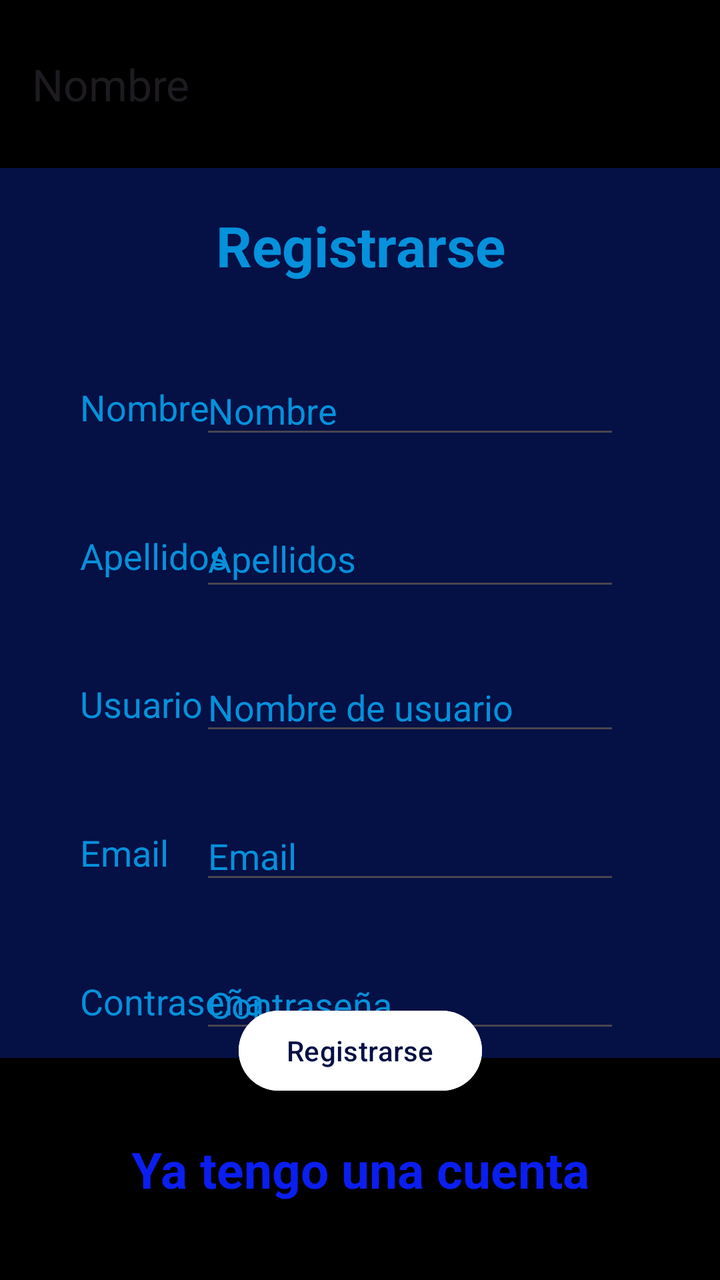
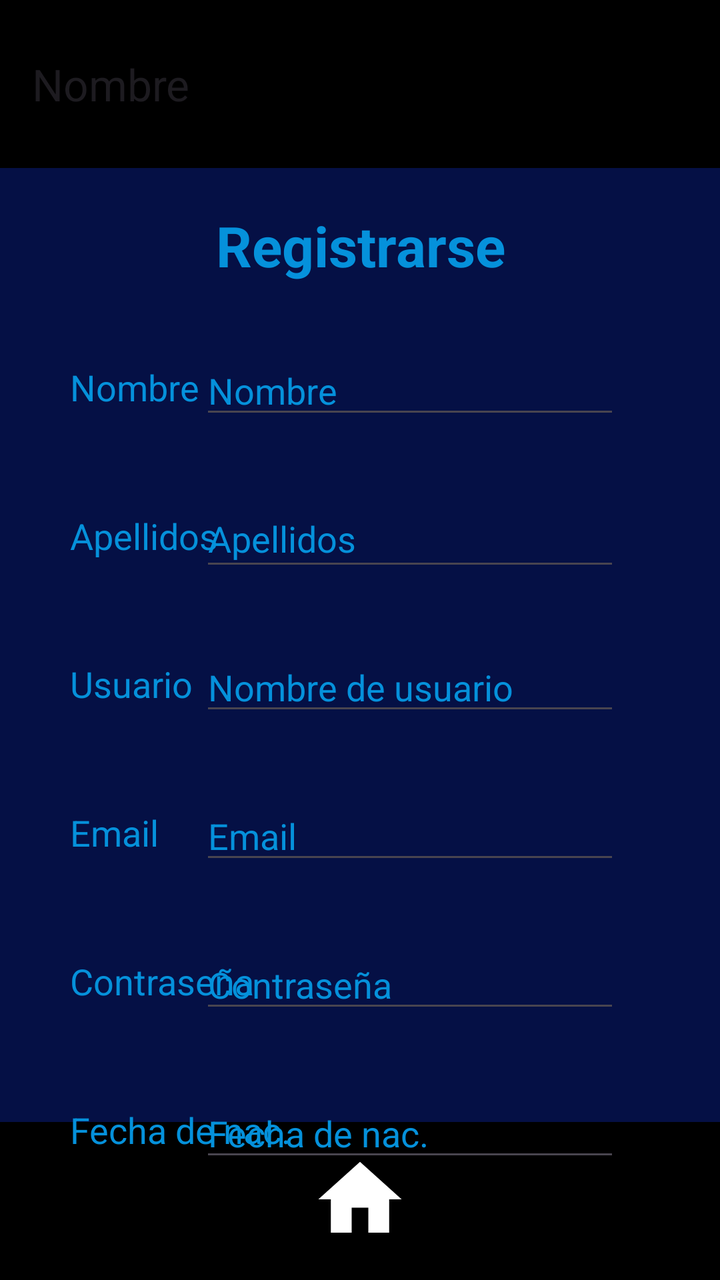

Compare the two renders of this Android layout. The source of the first and the diff that turns it into the second are given below.
<!-- AndroidManifest.xml: application theme Theme.Proyecto -->
<!-- res/layout/activity_registro.xml -->
<?xml version="1.0" encoding="utf-8"?>
<androidx.constraintlayout.widget.ConstraintLayout xmlns:android="http://schemas.android.com/apk/res/android"
    xmlns:app="http://schemas.android.com/apk/res-auto"
    xmlns:tools="http://schemas.android.com/tools"
    android:id="@+id/main"
    android:layout_width="match_parent"
    android:layout_height="match_parent"
    android:background="@color/Azul_Marino"
    tools:context=".RegistroActivity">

    <androidx.appcompat.widget.Toolbar
        android:id="@+id/toolbar2"
        android:layout_width="0dp"
        android:layout_height="111dp"
        android:background="@color/Negro"
        android:minHeight="?attr/actionBarSize"
        android:theme="?attr/actionBarTheme"
        app:layout_constraintBottom_toBottomOf="parent"
        app:layout_constraintEnd_toEndOf="parent"
        app:layout_constraintHorizontal_bias="0.0"
        app:layout_constraintStart_toStartOf="parent" />

    <TextView
        android:id="@+id/tenerCuentaReg"
        android:layout_width="0dp"
        android:layout_height="wrap_content"
        android:text="@string/tenerCuenta"
        android:textAlignment="center"
        android:textColor="@color/Azul_Oscuro"
        android:textSize="25sp"
        android:textStyle="bold"
        app:layout_constraintBottom_toBottomOf="@+id/toolbar2"
        app:layout_constraintEnd_toEndOf="parent"
        app:layout_constraintStart_toStartOf="@+id/toolbar2"
        app:layout_constraintTop_toTopOf="@+id/toolbar2" />

    <TextView
        android:id="@+id/txtnombre"
        android:layout_width="73dp"
        android:layout_height="wrap_content"
        android:layout_marginStart="40dp"
        android:layout_marginTop="50dp"
        android:text="@string/Nombre"
        android:textColor="@color/Azul_Claro"
        android:textSize="18sp"
        app:layout_constraintStart_toStartOf="parent"
        app:layout_constraintTop_toBottomOf="@+id/textView2" />

    <EditText
        android:id="@+id/editNombreReg"
        android:layout_width="wrap_content"
        android:layout_height="wrap_content"
        android:layout_marginEnd="50dp"
        android:ems="10"
        android:hint="@string/Nombre"
        android:inputType="text"
        android:textColor="@color/Azul_Claro"
        android:textColorHint="@color/Azul_Claro"
        app:layout_constraintBottom_toBottomOf="@+id/txtnombre"
        app:layout_constraintEnd_toEndOf="parent"
        app:layout_constraintTop_toTopOf="@+id/txtnombre" />

    <TextView
        android:id="@+id/txtApellidos"
        android:layout_width="wrap_content"
        android:layout_height="24dp"
        android:layout_marginStart="40dp"
        android:layout_marginTop="50dp"
        android:text="@string/Apellidos"
        android:textColor="@color/Azul_Claro"
        android:textSize="18sp"
        app:layout_constraintStart_toStartOf="parent"
        app:layout_constraintTop_toBottomOf="@+id/txtnombre" />

    <EditText
        android:id="@+id/editApellidosReg"
        android:layout_width="210dp"
        android:layout_height="45dp"
        android:layout_marginEnd="50dp"
        android:ems="10"
        android:hint="@string/Apellidos"
        android:inputType="text"
        android:textColor="@color/Azul_Claro"
        android:textColorHint="@color/Azul_Claro"
        app:layout_constraintBottom_toBottomOf="@+id/txtApellidos"
        app:layout_constraintEnd_toEndOf="parent"
        app:layout_constraintTop_toTopOf="@+id/txtApellidos" />

    <TextView
        android:id="@+id/txtUsuario"
        android:layout_width="wrap_content"
        android:layout_height="wrap_content"
        android:layout_marginStart="40dp"
        android:layout_marginTop="50dp"
        android:text="@string/usuario"
        android:textColor="@color/Azul_Claro"
        android:textSize="18sp"
        app:layout_constraintStart_toStartOf="parent"
        app:layout_constraintTop_toBottomOf="@+id/txtApellidos" />

    <EditText
        android:id="@+id/editUsuarioReg"
        android:layout_width="wrap_content"
        android:layout_height="wrap_content"
        android:layout_marginEnd="50dp"
        android:ems="10"
        android:hint="@string/nombreUsu"
        android:inputType="text"
        android:textColorHint="@color/Azul_Claro"
        app:layout_constraintBottom_toBottomOf="@+id/txtUsuario"
        app:layout_constraintEnd_toEndOf="parent"
        app:layout_constraintTop_toTopOf="@+id/txtUsuario" />

    <TextView
        android:id="@+id/txtEmail"
        android:layout_width="wrap_content"
        android:layout_height="wrap_content"
        android:layout_marginStart="40dp"
        android:layout_marginTop="50dp"
        android:text="@string/Email"
        android:textColor="@color/Azul_Claro"
        android:textSize="18sp"
        app:layout_constraintStart_toStartOf="parent"
        app:layout_constraintTop_toBottomOf="@+id/txtUsuario" />

    <EditText
        android:id="@+id/editEmailReg"
        android:layout_width="wrap_content"
        android:layout_height="wrap_content"
        android:layout_marginEnd="50dp"
        android:ems="10"
        android:hint="@string/Email"
        android:inputType="text"
        android:textColorHint="@color/Azul_Claro"
        app:layout_constraintBottom_toBottomOf="@+id/txtEmail"
        app:layout_constraintEnd_toEndOf="parent"
        app:layout_constraintTop_toTopOf="@+id/txtEmail" />

    <TextView
        android:id="@+id/textView"
        android:layout_width="wrap_content"
        android:layout_height="wrap_content"
        android:layout_marginStart="40dp"
        android:layout_marginTop="50dp"
        android:text="@string/contraseña"
        android:textColor="@color/Azul_Claro"
        android:textSize="18sp"
        app:layout_constraintStart_toStartOf="parent"
        app:layout_constraintTop_toBottomOf="@+id/txtEmail" />

    <EditText
        android:id="@+id/editPasswordReg"
        android:layout_width="wrap_content"
        android:layout_height="wrap_content"
        android:layout_marginEnd="50dp"
        android:ems="10"
        android:hint="@string/contraseña"
        android:inputType="text"
        android:textColor="@color/Azul_Claro"
        android:textColorHint="@color/Azul_Claro"
        app:layout_constraintBottom_toBottomOf="@+id/textView"
        app:layout_constraintEnd_toEndOf="parent"
        app:layout_constraintTop_toTopOf="@+id/textView" />

    <androidx.appcompat.widget.Toolbar
        android:id="@+id/toolbar3"
        android:layout_width="0dp"
        android:layout_height="84dp"
        android:background="@color/Negro"
        android:minHeight="?attr/actionBarSize"
        android:theme="?attr/actionBarTheme"
        app:layout_constraintEnd_toEndOf="parent"
        app:layout_constraintStart_toStartOf="parent"
        app:layout_constraintTop_toTopOf="parent"
        app:title="Nombre " />

    <TextView
        android:id="@+id/textView2"
        android:layout_width="wrap_content"
        android:layout_height="wrap_content"
        android:layout_marginTop="20dp"
        android:text="@string/registrar"
        android:textAlignment="center"
        android:textColor="@color/Azul_Claro"
        android:textSize="28sp"
        android:textStyle="bold"
        app:layout_constraintEnd_toEndOf="parent"
        app:layout_constraintStart_toStartOf="parent"
        app:layout_constraintTop_toBottomOf="@+id/toolbar3" />

    <Button
        android:id="@+id/btnRegistrar"
        android:layout_width="wrap_content"
        android:layout_height="wrap_content"
        android:backgroundTint="@color/Blanco"
        android:text="@string/registrar"
        android:textColor="@color/Azul_Marino"
        app:layout_constraintBottom_toTopOf="@+id/toolbar2"
        app:layout_constraintEnd_toEndOf="parent"
        app:layout_constraintStart_toStartOf="parent"
        app:layout_constraintTop_toBottomOf="@+id/editPasswordReg" />

</androidx.constraintlayout.widget.ConstraintLayout>
<!-- resources referenced by this layout -->
<resources>
  <color name="Azul_Claro">#0591DB</color>
  <color name="Azul_Marino">#051045</color>
  <color name="Azul_Oscuro">#0A1EF0</color>
  <color name="Blanco">#FFFFFFFF</color>
  <color name="Negro">#FF000000</color>
  <string name="Apellidos">Apellidos</string>
  <string name="Email" translatable="false">Email</string>
  <string name="Nombre">Nombre</string>
  <string name="nombreUsu">Nombre de usuario</string>
  <string name="registrar">Registrarse</string>
  <string name="tenerCuenta">Ya tengo una cuenta</string>
  <string name="usuario">Usuario</string>
  <style name="Theme.Proyecto" parent="Base.Theme.Proyecto" />
  <style name="Base.Theme.Proyecto" parent="Theme.Material3.DayNight.NoActionBar">
          
          
      </style>
</resources>

<!-- the commit's change to res/layout/activity_registro.xml (unified diff, before → after) -->
@@ -10,8 +10,8 @@
 
     <androidx.appcompat.widget.Toolbar
         android:id="@+id/toolbar2"
-        android:layout_width="0dp"
-        android:layout_height="111dp"
+        android:layout_width="413dp"
+        android:layout_height="79dp"
         android:background="@color/Negro"
         android:minHeight="?attr/actionBarSize"
         android:theme="?attr/actionBarTheme"
@@ -22,9 +22,9 @@
 
     <TextView
         android:id="@+id/tenerCuentaReg"
-        android:layout_width="0dp"
-        android:layout_height="wrap_content"
-        android:text="@string/tenerCuenta"
+        android:layout_width="66dp"
+        android:layout_height="48dp"
+        android:drawableBottom="@drawable/home"
         android:textAlignment="center"
         android:textColor="@color/Azul_Oscuro"
         android:textSize="25sp"
@@ -38,8 +38,8 @@
         android:id="@+id/txtnombre"
         android:layout_width="73dp"
         android:layout_height="wrap_content"
-        android:layout_marginStart="40dp"
-        android:layout_marginTop="50dp"
+        android:layout_marginStart="35dp"
+        android:layout_marginTop="40dp"
         android:text="@string/Nombre"
         android:textColor="@color/Azul_Claro"
         android:textSize="18sp"
@@ -64,7 +64,7 @@
         android:id="@+id/txtApellidos"
         android:layout_width="wrap_content"
         android:layout_height="24dp"
-        android:layout_marginStart="40dp"
+        android:layout_marginStart="35dp"
         android:layout_marginTop="50dp"
         android:text="@string/Apellidos"
         android:textColor="@color/Azul_Claro"
@@ -90,7 +90,7 @@
         android:id="@+id/txtUsuario"
         android:layout_width="wrap_content"
         android:layout_height="wrap_content"
-        android:layout_marginStart="40dp"
+        android:layout_marginStart="35dp"
         android:layout_marginTop="50dp"
         android:text="@string/usuario"
         android:textColor="@color/Azul_Claro"
@@ -115,7 +115,7 @@
         android:id="@+id/txtEmail"
         android:layout_width="wrap_content"
         android:layout_height="wrap_content"
-        android:layout_marginStart="40dp"
+        android:layout_marginStart="35dp"
         android:layout_marginTop="50dp"
         android:text="@string/Email"
         android:textColor="@color/Azul_Claro"
@@ -130,7 +130,7 @@
         android:layout_marginEnd="50dp"
         android:ems="10"
         android:hint="@string/Email"
-        android:inputType="text"
+        android:inputType="text|textEmailAddress"
         android:textColorHint="@color/Azul_Claro"
         app:layout_constraintBottom_toBottomOf="@+id/txtEmail"
         app:layout_constraintEnd_toEndOf="parent"
@@ -140,7 +140,7 @@
         android:id="@+id/textView"
         android:layout_width="wrap_content"
         android:layout_height="wrap_content"
-        android:layout_marginStart="40dp"
+        android:layout_marginStart="35dp"
         android:layout_marginTop="50dp"
         android:text="@string/contraseña"
         android:textColor="@color/Azul_Claro"
@@ -155,7 +155,7 @@
         android:layout_marginEnd="50dp"
         android:ems="10"
         android:hint="@string/contraseña"
-        android:inputType="text"
+        android:inputType="text|textPassword"
         android:textColor="@color/Azul_Claro"
         android:textColorHint="@color/Azul_Claro"
         app:layout_constraintBottom_toBottomOf="@+id/textView"
@@ -198,6 +198,31 @@
         app:layout_constraintBottom_toTopOf="@+id/toolbar2"
         app:layout_constraintEnd_toEndOf="parent"
         app:layout_constraintStart_toStartOf="parent"
-        app:layout_constraintTop_toBottomOf="@+id/editPasswordReg" />
+        app:layout_constraintTop_toBottomOf="@+id/editFechaReg" />
+
+    <TextView
+        android:id="@+id/textView3"
+        android:layout_width="wrap_content"
+        android:layout_height="wrap_content"
+        android:layout_marginStart="35dp"
+        android:layout_marginTop="50dp"
+        android:text="@string/Fecha"
+        android:textColor="@color/Azul_Claro"
+        android:textSize="18sp"
+        app:layout_constraintStart_toStartOf="parent"
+        app:layout_constraintTop_toBottomOf="@+id/textView" />
+
+    <EditText
+        android:id="@+id/editFechaReg"
+        android:layout_width="wrap_content"
+        android:layout_height="wrap_content"
+        android:layout_marginEnd="50dp"
+        android:ems="10"
+        android:hint="@string/Fecha"
+        android:inputType="datetime|date"
+        android:textColorHint="@color/Azul_Claro"
+        app:layout_constraintBottom_toBottomOf="@+id/textView3"
+        app:layout_constraintEnd_toEndOf="parent"
+        app:layout_constraintTop_toTopOf="@+id/textView3" />
 
 </androidx.constraintlayout.widget.ConstraintLayout>
<!-- resource entries referenced after the edit -->
@@ -5,12 +5,18 @@
   <color name="Azul_Oscuro">#0A1EF0</color>
   <color name="Blanco">#FFFFFFFF</color>
   <color name="Negro">#FF000000</color>
+  <!-- drawable home (drawable) -->
+  <vector xmlns:android="http://schemas.android.com/apk/res/android" android:height="50dp" android:tint="@color/Blanco" android:viewportHeight="24" android:viewportWidth="24" android:width="50dp">
+        
+      <path android:fillColor="@android:color/white" android:pathData="M10,20v-6h4v6h5v-8h3L12,3 2,12h3v8z"/>
+      
+  </vector>
   <string name="Apellidos">Apellidos</string>
   <string name="Email" translatable="false">Email</string>
+  <string name="Fecha">Fecha de nac.</string>
   <string name="Nombre">Nombre</string>
   <string name="nombreUsu">Nombre de usuario</string>
   <string name="registrar">Registrarse</string>
-  <string name="tenerCuenta">Ya tengo una cuenta</string>
   <string name="usuario">Usuario</string>
   <style name="Theme.Proyecto" parent="Base.Theme.Proyecto" />
   <style name="Base.Theme.Proyecto" parent="Theme.Material3.DayNight.NoActionBar">
